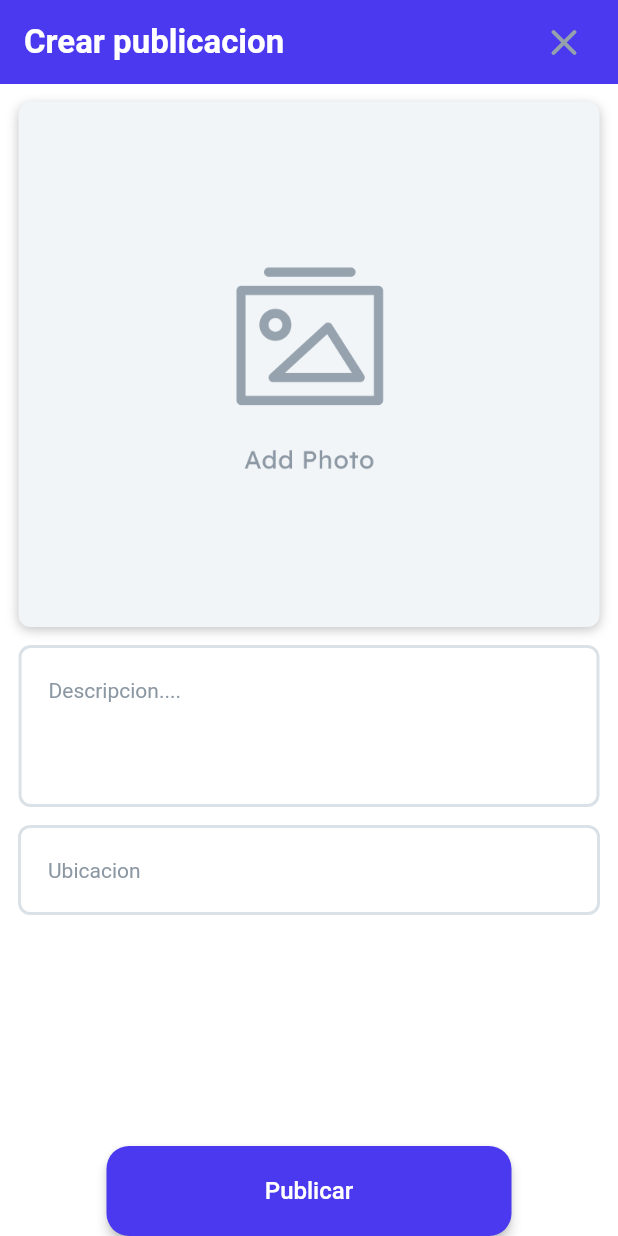
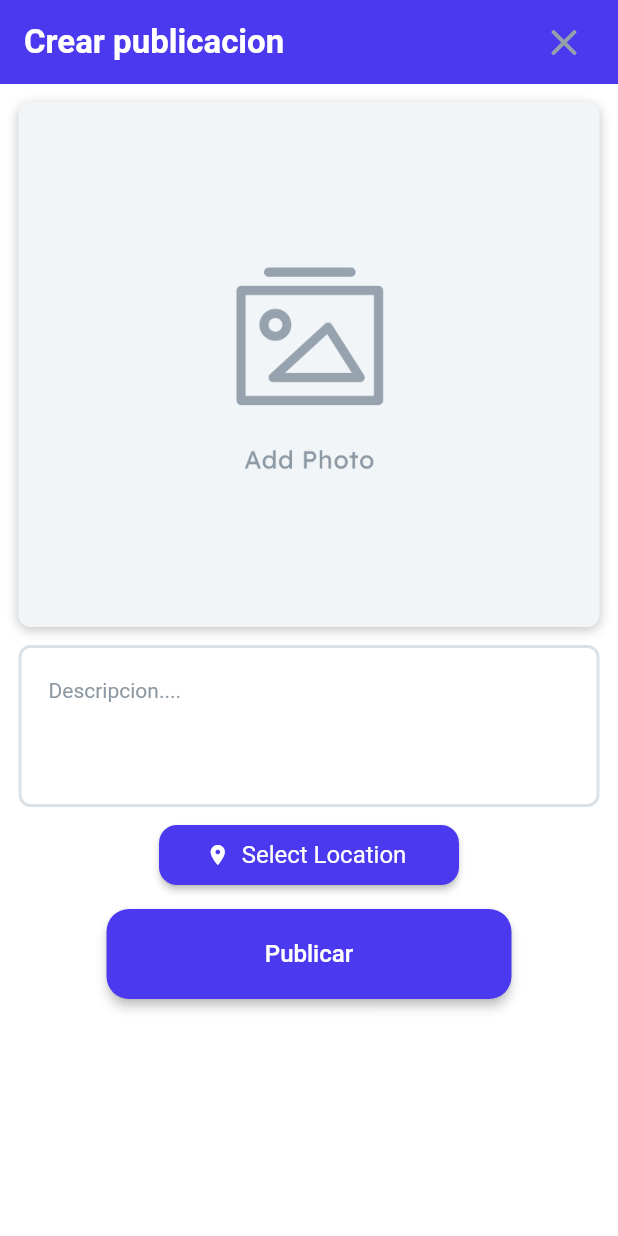
Before and after one commit to dgonzalez211/ArtShack, a Flutter app: the MakePostWidget screen opened directly, on a phone screen of 412 x 824 dp. Run offline on Flutter 3.47's test engine with Material 2 defaults, Android fonts, the phone set to English and light mode, and no system bars; drawn by our look-alikes of auto_size_text; our stand-ins replace built_collection, built_value, cached_network_image, cloud_firestore, easy_debounce, firebase_auth and 12 more; missing offline and left inert: dash_chat, flutter_google_places, google_api_headers, google_maps_webservice, json_path, mime_type and 1 more; accounts and stored records are empty; generated files the repository leaves out were written again; Roboto replaces fonts that are missing (Lexend Deca).

Commit message:
added temporal place picker in make_post widget

```diff
--- a/lib/make_post/make_post_widget.dart
+++ b/lib/make_post/make_post_widget.dart
@@ -1,34 +1,35 @@
-import 'package:flutter/material.dart';
-
 import '../auth/auth_util.dart';
 import '../backend/backend.dart';
 import '../backend/firebase_storage/storage.dart';
 import '../flutter_flow/flutter_flow_icon_button.dart';
+import '../flutter_flow/flutter_flow_place_picker.dart';
 import '../flutter_flow/flutter_flow_theme.dart';
 import '../flutter_flow/flutter_flow_util.dart';
 import '../flutter_flow/flutter_flow_widgets.dart';
+import '../flutter_flow/place.dart';
 import '../flutter_flow/upload_media.dart';
+import 'dart:io';
+import 'package:cloud_firestore/cloud_firestore.dart';
+import 'package:flutter/material.dart';
+import 'package:google_fonts/google_fonts.dart';
 
 class MakePostWidget extends StatefulWidget {
   const MakePostWidget({Key key}) : super(key: key);
 
   @override
   _MakePostWidgetState createState() => _MakePostWidgetState();
-
-  bool isNewPost(MakePostWidget post) {}
 }
 
 class _MakePostWidgetState extends State<MakePostWidget> {
   String uploadedFileUrl = '';
-  TextEditingController textController1;
-  TextEditingController textController2;
+  TextEditingController textController;
+  var placePickerValue = FFPlace();
   final scaffoldKey = GlobalKey<ScaffoldState>();
 
   @override
   void initState() {
     super.initState();
-    textController1 = TextEditingController();
-    textController2 = TextEditingController();
+    textController = TextEditingController();
   }
 
   @override
@@ -63,7 +64,7 @@ class _MakePostWidgetState extends State<MakePostWidget> {
                 Navigator.pop(context);
               },
             ),
-          )
+          ),
         ],
         centerTitle: false,
         elevation: 0,
@@ -143,7 +144,7 @@ class _MakePostWidgetState extends State<MakePostWidget> {
                           children: [
                             Expanded(
                               child: TextFormField(
-                                controller: textController1,
+                                controller: textController,
                                 obscureText: false,
                                 decoration: InputDecoration(
                                   hintText: 'Descripcion....',
@@ -181,56 +182,40 @@ class _MakePostWidgetState extends State<MakePostWidget> {
                                 textAlign: TextAlign.start,
                                 maxLines: 4,
                               ),
-                            )
+                            ),
                           ],
                         ),
-                      )
+                      ),
                     ],
                   ),
                 ),
-              )
+              ),
             ],
           ),
-          Expanded(
-            child: Padding(
-              padding: EdgeInsetsDirectional.fromSTEB(12, 0, 12, 0),
-              child: TextFormField(
-                controller: textController2,
-                obscureText: false,
-                decoration: InputDecoration(
-                  hintText: 'Ubicacion',
-                  hintStyle: FlutterFlowTheme.bodyText2.override(
-                    fontFamily: 'Lexend Deca',
-                    color: Color(0xFF8B97A2),
-                    fontSize: 14,
-                    fontWeight: FontWeight.normal,
-                  ),
-                  enabledBorder: OutlineInputBorder(
-                    borderSide: BorderSide(
-                      color: Color(0xFFDBE2E7),
-                      width: 2,
-                    ),
-                    borderRadius: BorderRadius.circular(8),
-                  ),
-                  focusedBorder: OutlineInputBorder(
-                    borderSide: BorderSide(
-                      color: Color(0xFFDBE2E7),
-                      width: 2,
-                    ),
-                    borderRadius: BorderRadius.circular(8),
-                  ),
-                  contentPadding:
-                      EdgeInsetsDirectional.fromSTEB(20, 32, 20, 12),
-                ),
-                style: FlutterFlowTheme.bodyText1.override(
-                  fontFamily: 'Lexend Deca',
-                  color: Color(0xFF090F13),
-                  fontSize: 14,
-                  fontWeight: FontWeight.normal,
-                ),
-                textAlign: TextAlign.start,
-                maxLines: 1,
+          FlutterFlowPlacePicker(
+            iOSGoogleMapsApiKey: 'AIzaSyCQaUC_ME4HxAb8ljxRyffB2kBQG83BhWg',
+            androidGoogleMapsApiKey: 'AIzaSyCQaUC_ME4HxAb8ljxRyffB2kBQG83BhWg',
+            webGoogleMapsApiKey: 'AIzaSyCQaUC_ME4HxAb8ljxRyffB2kBQG83BhWg',
+            onSelect: (place) => setState(() => placePickerValue = place),
+            defaultText: 'Select Location',
+            icon: Icon(
+              Icons.place,
+              color: Colors.white,
+              size: 16,
+            ),
+            buttonOptions: FFButtonOptions(
+              width: 200,
+              height: 40,
+              color: FlutterFlowTheme.primaryColor,
+              textStyle: FlutterFlowTheme.subtitle2.override(
+                fontFamily: 'Lexend Deca',
+                color: Colors.white,
               ),
+              borderSide: BorderSide(
+                color: Colors.transparent,
+                width: 1,
+              ),
+              borderRadius: 12,
             ),
           ),
           Padding(
@@ -240,7 +225,7 @@ class _MakePostWidgetState extends State<MakePostWidget> {
                 final socialPostsCreateData = createSocialPostsRecordData(
                   postCreated: getCurrentTimestamp,
                   postImage: uploadedFileUrl,
-                  postDescription: textController2.text,
+                  postDescription: textController.text,
                   postUserImage: currentUserPhoto,
                   postUser: currentUserReference,
                 );
@@ -250,7 +235,7 @@ class _MakePostWidgetState extends State<MakePostWidget> {
 
                 final locationPostsCreateData = createLocationPostsRecordData(
                   postCreated: getCurrentTimestamp,
-                  postLocation: textController2.text,
+                  postLocation: placePickerValue.city,
                   postUser: currentUserReference,
                   postUserImage: currentUserPhoto,
                 );
@@ -278,7 +263,7 @@ class _MakePostWidgetState extends State<MakePostWidget> {
                 borderRadius: 15,
               ),
             ),
-          )
+          ),
         ],
       ),
     );
--- a/pubspec.yaml
+++ b/pubspec.yaml
@@ -37,6 +37,7 @@ dependencies:
   firebase_core: 1.10.0
   firebase_storage: 10.1.0
   font_awesome_flutter: 8.11.0
+  flutter_google_places: 0.3.0
   google_fonts: 2.1.0
   google_sign_in: 4.5.9
   image_picker: 0.8.4+4
```
Also changed, not shown: pubspec.lock, 2 other files.
